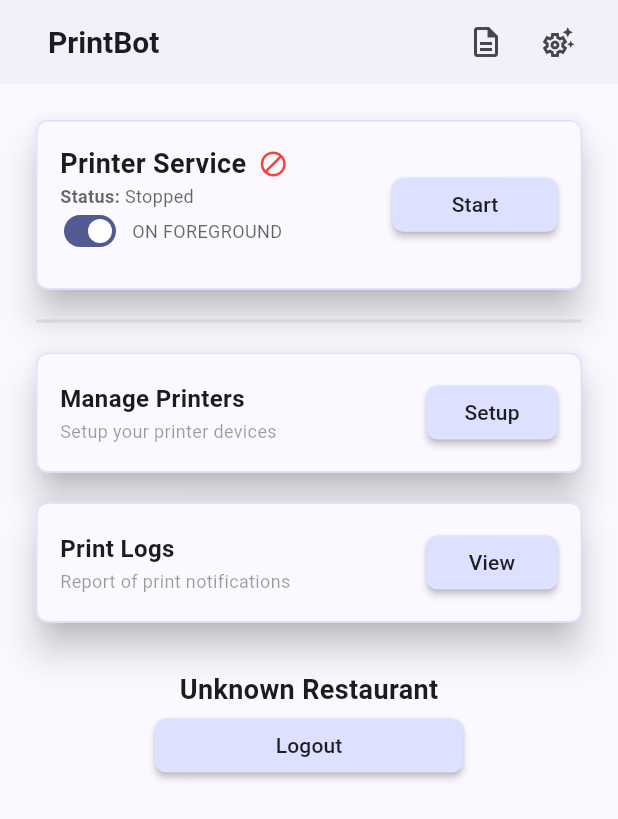
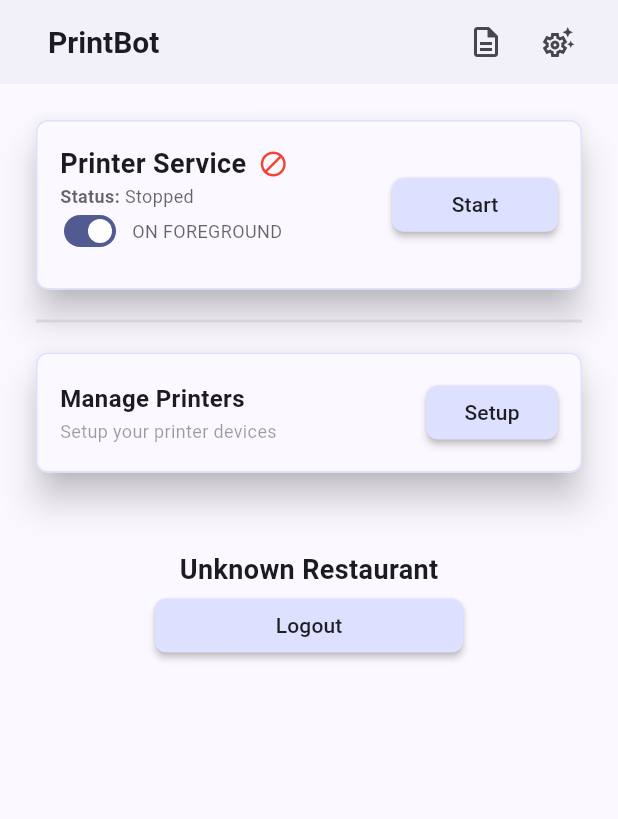
Before and after one commit to Jerinji2016/prnt, a Flutter app: the HomeScreen screen opened directly, on a phone screen of 412 x 824 dp. Shown: the top 819 px of the screen. Run offline on Flutter 3.47's test engine with Material 3 defaults, Android fonts, the phone set to English and light mode, and no system bars; our stand-ins replace shared_preferences, sqflite; missing offline and left inert: pos_printer_manager, redis, shared_preferences_android; accounts and stored records are empty; statements that could not run were skipped.

Commit message:
refactor code

```diff
--- a/lib/main.dart
+++ b/lib/main.dart
@@ -8,8 +8,7 @@ import 'helpers/utils.dart';
 import 'providers/data_provider.dart';
 import 'providers/theme_provider.dart';
 import 'service/foreground_service.dart';
-import 'ui/home.dart';
-import 'ui/login.dart';
+import 'ui/home/home.dart';
 
 void main() async {
   WidgetsFlutterBinding.ensureInitialized();
@@ -42,9 +41,6 @@ class PrntApp extends StatelessWidget {
       ],
       child: Consumer<ThemeProvider>(
         builder: (context, themeProvider, child) {
-          DataProvider dataProvider = Provider.of<DataProvider>(context, listen: false);
-          Widget home = dataProvider.hasProfile ? const HomeScreen() : const LoginScreen();
-
           return MaterialApp(
             debugShowCheckedModeBanner: false,
             themeMode: themeProvider.mode,
@@ -55,7 +51,7 @@ class PrntApp extends StatelessWidget {
               ),
             ),
             darkTheme: ThemeData.dark(useMaterial3: true),
-            home: home,
+            home: const HomeScreen(),
           );
         },
       ),
--- /dev/null
+++ b/lib/ui/home/home.dart
@@ -0,0 +1,86 @@
+import 'package:flutter/material.dart';
+import 'package:provider/provider.dart';
+
+import '../../modals/restaurant.dart';
+import '../../providers/data_provider.dart';
+import '../../providers/theme_provider.dart';
+import '../../widgets/primary_button.dart';
+import '../login.dart';
+import '../messages/messages.dart';
+import '../setup_printers/setup_printers.dart';
+import 'widgets/settings_options.dart';
+import 'widgets/login_details.dart';
+import 'widgets/printer_service_status_panel.dart';
+
+class HomeScreen extends StatelessWidget {
+  const HomeScreen({super.key});
+
+  @override
+  Widget build(BuildContext context) {
+    ThemeProvider themeProvider = Provider.of<ThemeProvider>(context);
+
+    return Scaffold(
+      appBar: AppBar(
+        elevation: 1.0,
+        title: const Padding(
+          padding: EdgeInsets.symmetric(horizontal: 16.0),
+          child: Text(
+            "PrintBot",
+            style: TextStyle(
+              fontSize: 20.0,
+              fontWeight: FontWeight.bold,
+            ),
+          ),
+        ),
+        actions: [
+          IconButton(
+            onPressed: () => Navigator.push(
+              context,
+              MaterialPageRoute(builder: (context) => const MessagesScreen()),
+            ),
+            icon: const Icon(Icons.description_outlined),
+            tooltip: "Message Logs",
+          ),
+          IconButton(
+            onPressed: themeProvider.toggleTheme,
+            icon: Icon(themeProvider.icon),
+            tooltip: "Change Theme",
+          ),
+          const SizedBox(width: 16.0),
+        ],
+      ),
+      body: SingleChildScrollView(
+        child: Padding(
+          padding: const EdgeInsets.all(24.0),
+          child: Column(
+            crossAxisAlignment: CrossAxisAlignment.start,
+            children: [
+              const PrinterServiceStatusPanel(),
+              Container(
+                margin: const EdgeInsets.symmetric(vertical: 20.0),
+                height: 2.0,
+                color: Theme.of(context).highlightColor,
+              ),
+              SettingsOptions(
+                title: "Manage Printers",
+                description: "Setup your printer devices",
+                buttonText: "Setup",
+                onTap: () => Navigator.push(
+                  context,
+                  MaterialPageRoute(builder: (context) => const SetupPrintersScreen()),
+                ),
+              ),
+              const SizedBox(height: 20.0),
+              const Center(
+                child: Padding(
+                  padding: EdgeInsets.symmetric(vertical: 32.0),
+                  child: LoginDetails(),
+                ),
+              ),
+            ],
+          ),
+        ),
+      ),
+    );
+  }
+}
--- /dev/null
+++ b/lib/ui/home/widgets/login_details.dart
@@ -0,0 +1,52 @@
+import 'package:flutter/material.dart';
+import 'package:provider/provider.dart';
+
+import '../../../modals/restaurant.dart';
+import '../../../providers/data_provider.dart';
+import '../../../widgets/primary_button.dart';
+import '../../login.dart';
+
+class LoginDetails extends StatelessWidget {
+  const LoginDetails({super.key});
+
+  void _onLogoutTapped(BuildContext context) async {
+    DataProvider dataProvider = Provider.of<DataProvider>(context, listen: false);
+    dataProvider.logout();
+    Navigator.of(context).pushAndRemoveUntil(
+      MaterialPageRoute(builder: (context) => const LoginScreen()),
+      (route) => false,
+    );
+  }
+
+  @override
+  Widget build(BuildContext context) {
+    DataProvider dataProvider = Provider.of<DataProvider>(context);
+    Restaurant? restaurant = dataProvider.restaurant;
+
+    return Column(
+      children: [
+        Text(
+          restaurant?.name ?? "Unknown Restaurant",
+          style: const TextStyle(
+            fontSize: 18.0,
+            fontWeight: FontWeight.bold,
+          ),
+        ),
+        if (restaurant != null && restaurant.description.isNotEmpty)
+          Text(
+            restaurant.description,
+            style: const TextStyle(
+              fontSize: 16.0,
+            ),
+          ),
+        SizedBox(
+          width: MediaQuery.of(context).size.shortestSide * 0.5,
+          child: PrimaryButton(
+            text: "Logout",
+            onTap: () => _onLogoutTapped(context),
+          ),
+        ),
+      ],
+    );
+  }
+}
--- a/lib/ui/home.dart
+++ b/lib/ui/home/widgets/printer_service_status_panel.dart
@@ -1,97 +1,8 @@
 import 'package:flutter/material.dart';
-import 'package:provider/provider.dart';
 
-import '../helpers/utils.dart';
-import '../modals/restaurant.dart';
-import '../providers/data_provider.dart';
-import '../providers/theme_provider.dart';
-import '../service/foreground_service.dart';
-import '../widgets/primary_button.dart';
-import 'login.dart';
-import 'messages.dart';
-import 'setup_printers/setup_printers.dart';
-
-class HomeScreen extends StatelessWidget {
-  const HomeScreen({super.key});
-
-  @override
-  Widget build(BuildContext context) {
-    ThemeProvider themeProvider = Provider.of<ThemeProvider>(context);
-
-    return Scaffold(
-      appBar: AppBar(
-        elevation: 1.0,
-        title: const Padding(
-          padding: EdgeInsets.symmetric(horizontal: 16.0),
-          child: Text(
-            "PrintBot",
-            style: TextStyle(
-              fontSize: 20.0,
-              fontWeight: FontWeight.bold,
-            ),
-          ),
-        ),
-        actions: [
-          IconButton(
-            onPressed: () => Navigator.push(
-              context,
-              MaterialPageRoute(builder: (context) => const MessagesScreen()),
-            ),
-            icon: const Icon(Icons.description_outlined),
-            tooltip: "Message Logs",
-          ),
-          IconButton(
-            onPressed: themeProvider.toggleTheme,
-            icon: Icon(themeProvider.icon),
-            tooltip: "Change Theme",
-          ),
-          const SizedBox(width: 16.0),
-        ],
-      ),
-      body: SingleChildScrollView(
-        child: Padding(
-          padding: const EdgeInsets.all(24.0),
-          child: Column(
-            crossAxisAlignment: CrossAxisAlignment.start,
-            children: [
-              const PrinterServiceStatusPanel(),
-              Container(
-                margin: const EdgeInsets.symmetric(vertical: 20.0),
-                height: 2.0,
-                color: Theme.of(context).highlightColor,
-              ),
-              _SettingsOptions(
-                title: "Manage Printers",
-                description: "Setup your printer devices",
-                buttonText: "Setup",
-                onTap: () => Navigator.push(
-                  context,
-                  MaterialPageRoute(builder: (context) => const SetupPrintersScreen()),
-                ),
-              ),
-              const SizedBox(height: 20.0),
-              _SettingsOptions(
-                title: "Print Logs",
-                description: "Report of print notifications",
-                buttonText: "View",
-                onTap: () => Navigator.push(
-                  context,
-                  MaterialPageRoute(builder: (context) => const MessagesScreen()),
-                ),
-              ),
-              const Center(
-                child: Padding(
-                  padding: EdgeInsets.symmetric(vertical: 32.0),
-                  child: LoginDetails(),
-                ),
-              ),
-            ],
-          ),
-        ),
-      ),
-    );
-  }
-}
+import '../../../helpers/utils.dart';
+import '../../../service/foreground_service.dart';
+import '../../../widgets/primary_button.dart';
 
 class PrinterServiceStatusPanel extends StatefulWidget {
   const PrinterServiceStatusPanel({super.key});
@@ -275,108 +186,3 @@ class _PrinterServiceStatusPanelState extends State<PrinterServiceStatusPanel> {
     );
   }
 }
-
-class LoginDetails extends StatelessWidget {
-  const LoginDetails({super.key});
-
-  void _onLogoutTapped(BuildContext context) async {
-    DataProvider dataProvider = Provider.of<DataProvider>(context, listen: false);
-    dataProvider.logout();
-    Navigator.of(context).pushAndRemoveUntil(
-      MaterialPageRoute(builder: (context) => const LoginScreen()),
-      (route) => false,
-    );
-  }
-
-  @override
-  Widget build(BuildContext context) {
-    DataProvider dataProvider = Provider.of<DataProvider>(context);
-    Restaurant? restaurant = dataProvider.restaurant;
-
-    return Column(
-      children: [
-        Text(
-          restaurant?.name ?? "Unknown Restaurant",
-          style: const TextStyle(
-            fontSize: 18.0,
-            fontWeight: FontWeight.bold,
-          ),
-        ),
-        if (restaurant != null && restaurant.description.isNotEmpty)
-          Text(
-            restaurant.description,
-            style: const TextStyle(
-              fontSize: 16.0,
-            ),
-          ),
-        SizedBox(
-          width: MediaQuery.of(context).size.shortestSide * 0.5,
-          child: PrimaryButton(
-            text: "Logout",
-            onTap: () => _onLogoutTapped(context),
-          ),
-        ),
-      ],
-    );
-  }
-}
-
-class _SettingsOptions extends StatelessWidget {
-  final String title;
-  final String description;
-  final String buttonText;
-  final VoidCallback onTap;
-
-  const _SettingsOptions({
-    required this.title,
-    required this.description,
-    required this.buttonText,
-    required this.onTap,
-  });
-
-  @override
-  Widget build(BuildContext context) {
-    return Material(
-      elevation: 10.0,
-      shape: RoundedRectangleBorder(
-        borderRadius: const BorderRadius.all(Radius.circular(8.0)),
-        side: BorderSide(
-          color: Theme.of(context).colorScheme.primaryContainer,
-        ),
-      ),
-      child: Padding(
-        padding: const EdgeInsets.all(16.0),
-        child: Row(
-          children: [
-            Expanded(
-              child: Column(
-                crossAxisAlignment: CrossAxisAlignment.start,
-                children: [
-                  Text(
-                    title,
-                    style: const TextStyle(
-                      fontSize: 16.0,
-                      fontWeight: FontWeight.bold,
-                    ),
-                  ),
-                  const SizedBox(height: 2.0),
-                  Text(
-                    description,
-                    style: TextStyle(
-                      fontSize: 12.0,
-                      color: Theme.of(context).disabledColor,
-                    ),
-                  ),
-                ],
-              ),
-            ),
-            PrimaryButton(
-              text: buttonText,
-              onTap: onTap,
-            ),
-          ],
-        ),
-      ),
-    );
-  }
-}
--- /dev/null
+++ b/lib/ui/home/widgets/settings_options.dart
@@ -0,0 +1,64 @@
+
+import 'package:flutter/material.dart';
+
+import '../../../widgets/primary_button.dart';
+
+class SettingsOptions extends StatelessWidget {
+  final String title;
+  final String description;
+  final String buttonText;
+  final VoidCallback onTap;
+
+  const SettingsOptions({
+    required this.title,
+    required this.description,
+    required this.buttonText,
+    required this.onTap,
+  });
+
+  @override
+  Widget build(BuildContext context) {
+    return Material(
+      elevation: 10.0,
+      shape: RoundedRectangleBorder(
+        borderRadius: const BorderRadius.all(Radius.circular(8.0)),
+        side: BorderSide(
+          color: Theme.of(context).colorScheme.primaryContainer,
+        ),
+      ),
+      child: Padding(
+        padding: const EdgeInsets.all(16.0),
+        child: Row(
+          children: [
+            Expanded(
+              child: Column(
+                crossAxisAlignment: CrossAxisAlignment.start,
+                children: [
+                  Text(
+                    title,
+                    style: const TextStyle(
+                      fontSize: 16.0,
+                      fontWeight: FontWeight.bold,
+                    ),
+                  ),
+                  const SizedBox(height: 2.0),
+                  Text(
+                    description,
+                    style: TextStyle(
+                      fontSize: 12.0,
+                      color: Theme.of(context).disabledColor,
+                    ),
+                  ),
+                ],
+              ),
+            ),
+            PrimaryButton(
+              text: buttonText,
+              onTap: onTap,
+            ),
+          ],
+        ),
+      ),
+    );
+  }
+}
--- a/lib/ui/login.dart
+++ b/lib/ui/login.dart
@@ -10,7 +10,7 @@ import '../modals/user_profile.dart';
 import '../providers/data_provider.dart';
 import '../widgets/primary_button.dart';
 import '../widgets/primary_text_button.dart';
-import 'home.dart';
+import 'home/home.dart';
 
 class LoginScreen extends StatefulWidget {
   const LoginScreen({super.key});
```
Also changed, not shown: lib/ui/messages/messages.dart (renamed from lib/ui/messages.dart, +7 -7 lines).
